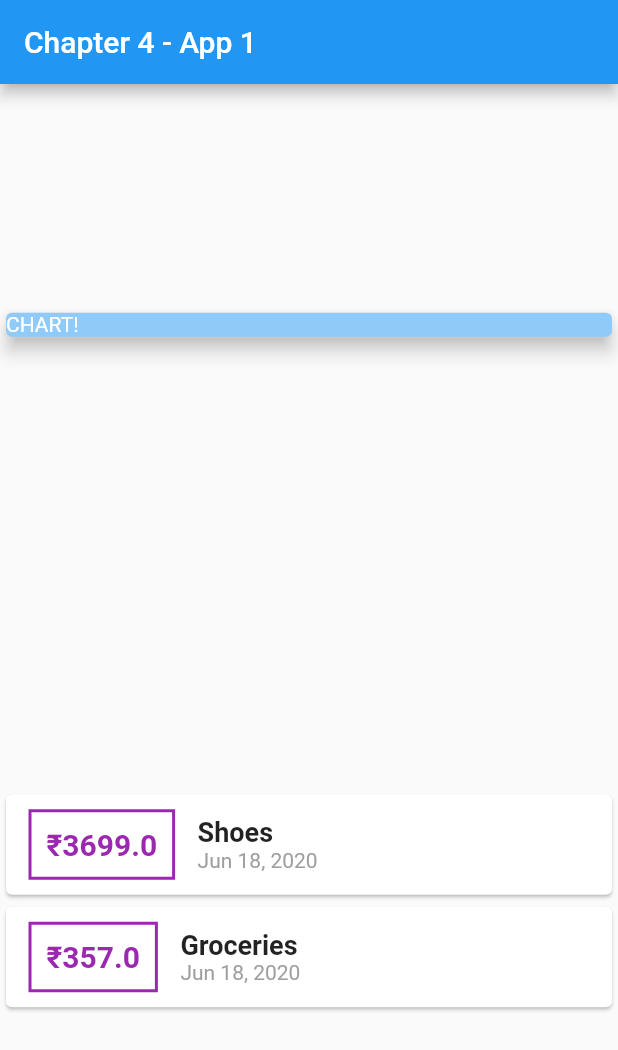
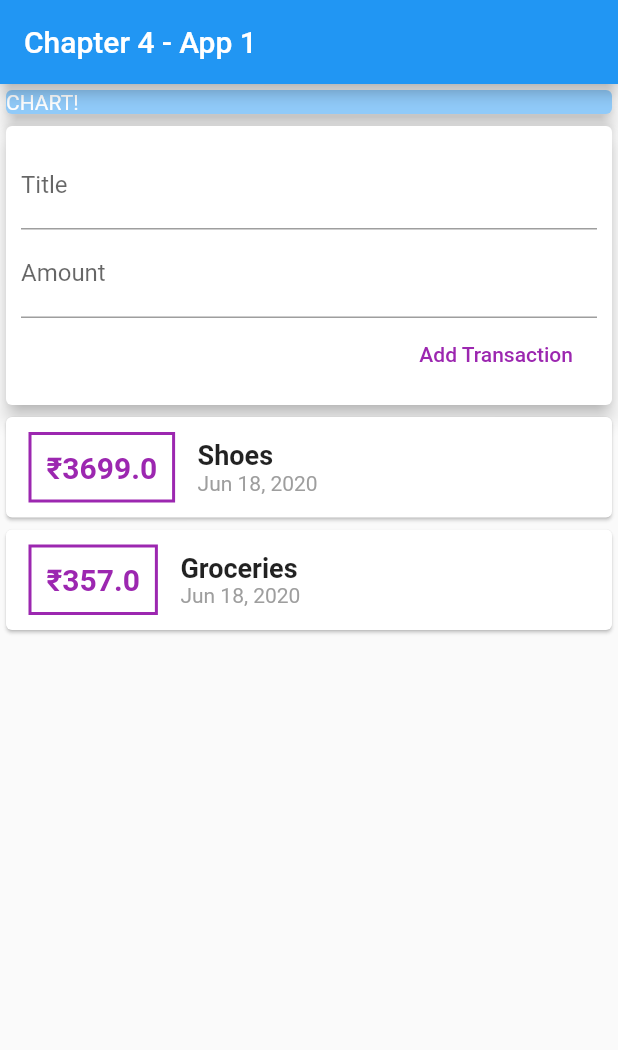
Before and after one commit to baderaharsh/flutter-course-chapter4, a Flutter app: the screen it shows after launch, on a phone screen of 412 x 824 dp. Shown: the top 1050 px of the screen. Run offline on Flutter 3.47's test engine with Material 2 defaults, Android fonts, the phone set to English and light mode, and no system bars.

Commit message:
Add new Items to List

```diff
--- a/lib/main.dart
+++ b/lib/main.dart
@@ -1,6 +1,5 @@
 import 'package:flutter/material.dart';
-import 'package:intl/intl.dart';
-import './transaction.dart';
+import './widgets/userTransactions.dart';
 
 void main() {
   runApp(MyApp());
@@ -16,28 +15,19 @@ class MyApp extends StatelessWidget {
 }
 
 class MyHomePage extends StatelessWidget {
-  final List<Transaction> transactions = [
-    Transaction(
-      id: 'T1',
-      title: 'Shoes',
-      amount: 3699,
-      date: DateTime.now(),
-    ),
-    Transaction(
-      id: 'T2',
-      title: 'Groceries',
-      amount: 357,
-      date: DateTime.now(),
-    ),
-  ];
+
+  // String inputTitle;
+  // String inputAmount;
+
   @override
   Widget build(BuildContext context) {
     return Scaffold(
       appBar: AppBar(
         title: Text('Chapter 4 - App 1'),
       ),
-      body: Column(
-        mainAxisAlignment: MainAxisAlignment.spaceAround,
+      body: SingleChildScrollView(
+              child: Column(
+          // mainAxisAlignment: MainAxisAlignment.spaceAround,
           crossAxisAlignment: CrossAxisAlignment.stretch,
           children: <Widget>[
             Container(
@@ -53,50 +43,9 @@ class MyHomePage extends StatelessWidget {
                 color: Colors.blue[200],
               ),
             ),
-          Column(
-            children: transactions.map((tx) {
-              return Card(
-                  child: Row(
-                children: <Widget>[
-                  Container(
-                    margin: EdgeInsets.symmetric(horizontal: 15, vertical: 10),
-                    decoration: BoxDecoration(
-                      border: Border.all(
-                        color: Colors.purple,
-                        width: 2,
-                      ),
-                    ),
-                    padding: EdgeInsets.all(10),
-                    child: Text(
-                      '\₹${tx.amount}',
-                      style: TextStyle(
-                        fontWeight: FontWeight.bold,
-                        color: Colors.purple,
-                        fontSize: 20,
-                      ),
-                    ),
-                  ),
-                  Column(
-                    crossAxisAlignment: CrossAxisAlignment.start,
-                    children: <Widget>[
-                      Text(tx.title,
-                          style: TextStyle(
-                            fontWeight: FontWeight.bold,
-                            fontSize: 18,
-                          )),
-                      Text(
-                        DateFormat.yMMMd().format(tx.date),
-                        style: TextStyle(
-                          color: Colors.grey,
-                        ),
-                      ),
+            UserTransactions(),
           ],
         ),
-                ],
-              ));
-            }).toList(),
-          )
-        ],
       ),
     );
   }
--- /dev/null
+++ b/lib/widgets/newTransaction.dart
@@ -0,0 +1,47 @@
+import 'package:flutter/material.dart';
+
+class NewTransaction extends StatelessWidget {
+
+  final Function newTxHandler;
+  NewTransaction(this.newTxHandler);
+
+  final titleController = TextEditingController();
+  final amountController = TextEditingController();
+
+  @override
+  Widget build(BuildContext context) {
+    return Card(
+            elevation: 5,
+            child: Container(
+              padding: EdgeInsets.all(10),
+              child: Column(
+                crossAxisAlignment: CrossAxisAlignment.end,
+                children: <Widget>[
+                  TextField(
+                    decoration: InputDecoration(
+                      labelText: 'Title',
+                    ),
+                    // onChanged: (val) => inputTitle = val,
+                    controller: titleController,
+                  ),
+                  TextField(
+                    decoration: InputDecoration(
+                      labelText: 'Amount',
+                    ),
+                    // onChanged: (val) => inputAmount = val,
+                    controller: amountController,
+                  ),
+                  FlatButton(
+                    onPressed:() => newTxHandler(titleController.text, double.parse(amountController.text)),
+                    child: Text(
+                      'Add Transaction',
+                    ),
+                    textColor: Colors.purple,
+                    // color: Colors.purple[50],
+                  )
+                ],
+              ),
+            ),
+          );
+  }
+}
--- /dev/null
+++ b/lib/widgets/transactionList.dart
@@ -0,0 +1,63 @@
+import 'package:flutter/material.dart';
+import 'package:intl/intl.dart';
+import '../models/transaction.dart';
+
+class TransactionList extends StatelessWidget {
+
+  final List<Transaction> transactions;
+
+  TransactionList(this.transactions);
+
+  @override
+  Widget build(BuildContext context) {
+    return Container(
+      height: 450,
+      child: ListView.builder(
+        itemBuilder: (ctx, index){
+            return Card(
+            child: Row(
+              children: <Widget>[
+                Container(
+                  margin: EdgeInsets.symmetric(horizontal: 15, vertical: 10),
+                  decoration: BoxDecoration(
+                    border: Border.all(
+                      color: Colors.purple,
+                      width: 2,
+                    ),
+                  ),
+                  padding: EdgeInsets.all(10),
+                  child: Text(
+                    '\₹${transactions[index].amount}',
+                    style: TextStyle(
+                      fontWeight: FontWeight.bold,
+                      color: Colors.purple,
+                      fontSize: 20,
+                    ),
+                  ),
+                ),
+                Column(
+                  crossAxisAlignment: CrossAxisAlignment.start,
+                  children: <Widget>[
+                    Text(transactions[index].title,
+                        style: TextStyle(
+                          fontWeight: FontWeight.bold,
+                          fontSize: 18,
+                        )),
+                    Text(
+                      DateFormat.yMMMd().format(transactions[index].date),
+                      style: TextStyle(
+                        color: Colors.grey,
+                      ),
+                    ),
+                  ],
+                ),
+              ],
+            ),
+          );
+
+        },
+        itemCount: transactions.length,
+        ),
+      );
+  }
+}
--- /dev/null
+++ b/lib/widgets/userTransactions.dart
@@ -0,0 +1,47 @@
+import 'package:flutter/material.dart';
+import './transactionList.dart';
+import './newTransaction.dart';
+import '../models/transaction.dart';
+
+class UserTransactions extends StatefulWidget {
+  @override
+  _UserTransactionsState createState() => _UserTransactionsState();
+}
+
+class _UserTransactionsState extends State<UserTransactions> {
+  final List<Transaction> _userTransactions = [
+    Transaction(
+      id: 'T1',
+      title: 'Shoes',
+      amount: 3699,
+      date: DateTime.now(),
+    ),
+    Transaction(
+      id: 'T2',
+      title: 'Groceries',
+      amount: 357,
+      date: DateTime.now(),
+    ),
+  ];
+
+  void _addTransaction(String title, double amount) {
+    final newTx = Transaction(
+      id: DateTime.now().toString(),
+      title: title,
+      amount: amount,
+      date: DateTime.now(),
+    );
+
+    setState(() => _userTransactions.add(newTx));
+  }
+
+  @override
+  Widget build(BuildContext context) {
+    return Column(
+      children: <Widget>[
+        NewTransaction(_addTransaction),
+        TransactionList(_userTransactions),
+      ],
+    );
+  }
+}
```
Also changed, not shown: lib/models/transaction.dart (renamed from lib/transaction.dart), 1 other file. Lines whose indentation alone changed are shown as unchanged.
